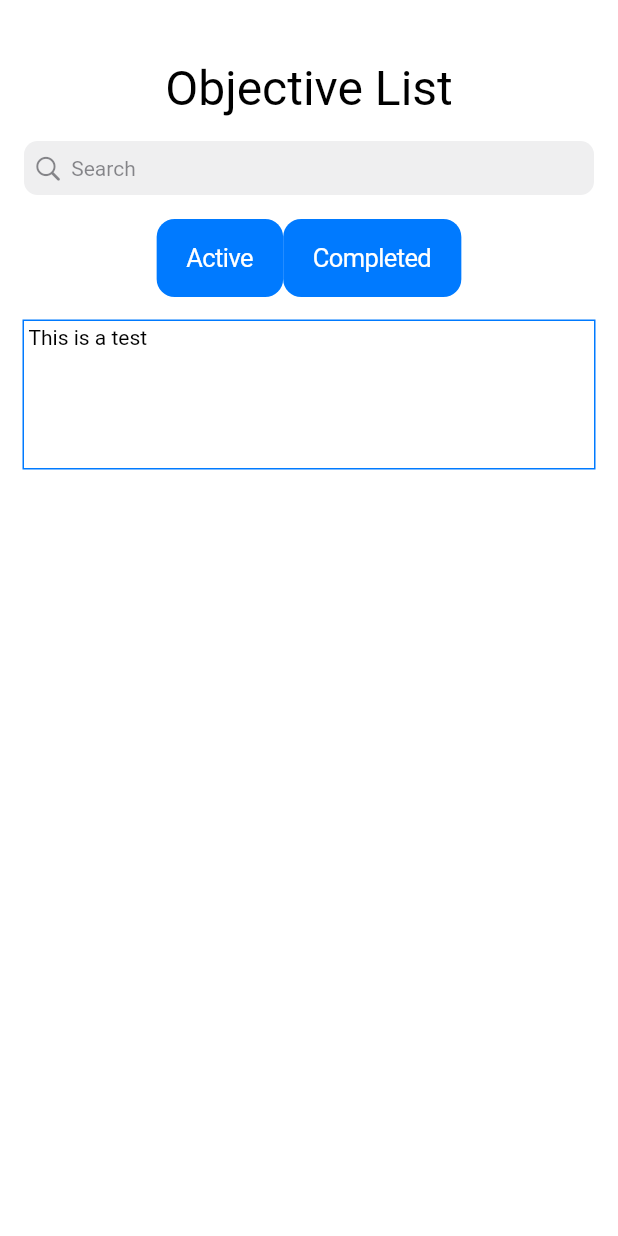
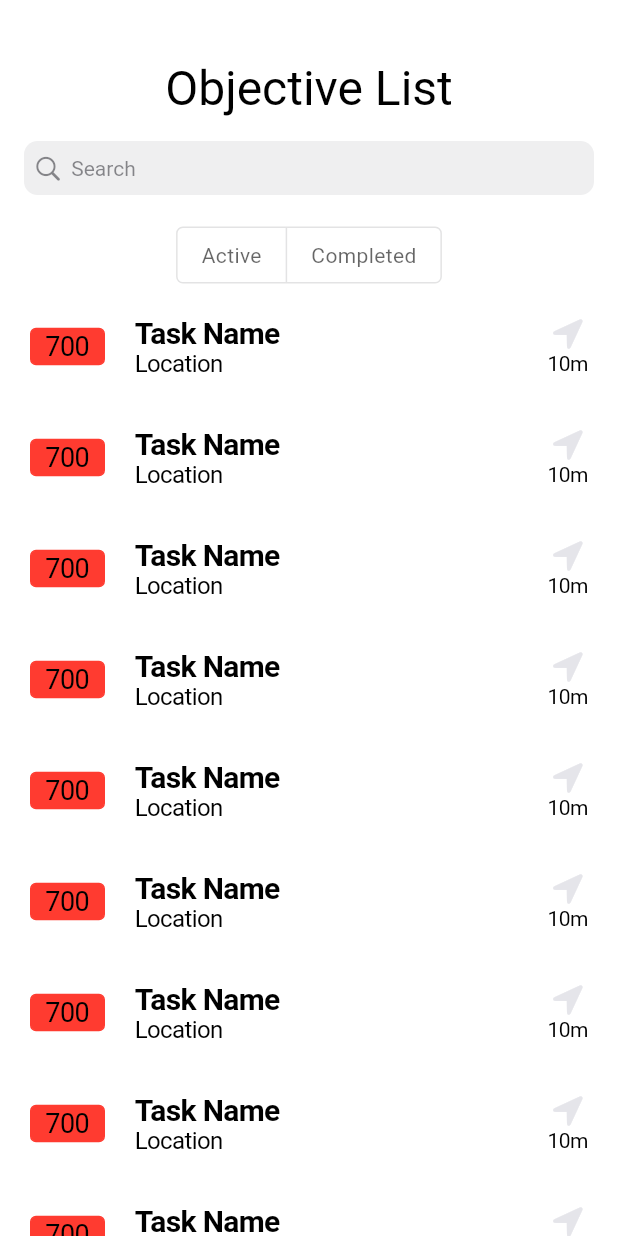
Before and after one commit to isaac-fletcher/orient-ar, a Flutter app: the screen it shows after launch, on a phone screen of 412 x 824 dp. Run offline on Flutter 3.47's test engine with Material 3 defaults, Android fonts, the phone set to English and light mode, and no system bars.

Commit message:
Updated screens.

```diff
--- /dev/null
+++ b/assets/data/tasks.json
@@ -0,0 +1,13 @@
+{
+    "tasks": {
+        "task1": {
+            "title": "Find Cooper Library",
+            "image": "img/cooper2.jpg",
+            "description": "Lorem ipsum dolor sit amet, consectetur adipiscing elit, sed do eiusmod tempor incididunt ut labore et dolore magna aliqua. Ut enim ad minim veniam, quis nostrud exercitation ullamco laboris nisi ut aliquip ex ea commodo consequat. Duis aute irure dolor in reprehenderit in voluptate velit esse cillum dolore eu fugiat nulla pariatur. Excepteur sint occaecat cupidatat non proident, sunt in culpa qui officia deserunt mollit anim id est laborum.",
+            "location": "116 Sigma Dr, Clemson, SC 29634"
+        },
+        "task2": {
+
+        },
+    }
+}
--- a/lib/main.dart
+++ b/lib/main.dart
@@ -1,7 +1,7 @@
 import 'package:flutter/cupertino.dart';
 import 'package:flutter/widgets.dart';
-import 'selected-objective.dart';
-import 'objective-view.dart';
+import 'screens/selected-task.dart';
+import 'screens/task-list.dart';
 
 void main() {
   runApp(const MainApp());
@@ -23,7 +23,7 @@ class MainApp extends StatelessWidget {
               )
         ),
       ),
-      home: ObjectiveView(),
+      home: TaskList(),
     )
     ;
   }
--- a/lib/objective-view.dart
+++ /dev/null
@@ -1,97 +0,0 @@
-import 'package:flutter/cupertino.dart';
-import 'package:flutter/material.dart';
-import 'package:flutter/widgets.dart';
-
-class ObjectiveView extends StatefulWidget {
-  const ObjectiveView({super.key});
-
-  @override
-  State<ObjectiveView> createState() => _ObjectiveViewState();
-}
-
-class _ObjectiveViewState extends State<ObjectiveView> {
-
-  late TextEditingController textController;
-
-  @override
-  void initState() {
-    super.initState();
-    textController = TextEditingController(text: '');
-  }
-
-  @override
-  void dispose() {
-    textController.dispose();
-    super.dispose();
-  }
-
-  @override
-  Widget build(BuildContext context) {
-    return (CupertinoPageScaffold(
-      child: Column(
-        mainAxisAlignment: MainAxisAlignment.start,
-        children: <Widget>[
-          Container (
-            padding: const EdgeInsets.only(top: 40.0),
-            alignment: Alignment.topCenter,
-            child: const Text(
-              "Objective List",
-              style: TextStyle (
-                    fontSize: 32,
-                    color: CupertinoColors.black,
-              )
-            )
-          ),
-          Container(
-            alignment: Alignment.topCenter,
-            child: Padding(
-              padding: const EdgeInsets.all(16.0),
-              child: CupertinoSearchTextField(
-                controller: textController,
-                placeholder: 'Search',
-              ),
-            ),
-          ),
-          Row(
-            mainAxisAlignment: MainAxisAlignment.center,
-            children: [
-              CupertinoButton.filled(
-                onPressed: () {},
-                child: const Text("Active"),
-              ),
-              CupertinoButton.filled(
-                onPressed: () {},
-                child: const Text("Completed"),
-              )
-            ],
-            ),
-            ListView(
-              shrinkWrap: true,
-              children: [
-                Container(
-                  height: 100,
-                  width: double.infinity,
-                  alignment: Alignment.topCenter,
-                  margin: const EdgeInsets.all(15.0),
-                  padding: const EdgeInsets.all(3.0),
-                  decoration: BoxDecoration(
-                    border: Border.all(color: CupertinoColors.activeBlue),
-                  ),
-                  child: const Row(
-                    mainAxisAlignment: MainAxisAlignment.start,
-                    children: [
-                      Text("This\t"),
-                      Text("is\t"),
-                      Text("a\t"),
-                      Text("test")
-                    ],
-                  )
-                )
-              ]
-            )
-        ],
-      ),
-    )
-    );
-  }
-}
--- a/lib/selected-objective.dart
+++ b/lib/screens/selected-task.dart
@@ -2,15 +2,8 @@ import 'package:flutter/cupertino.dart';
 import 'package:flutter/material.dart';
 import 'package:flutter/widgets.dart';
 
-class SelectedObject extends StatefulWidget {
-  const SelectedObject({super.key});
-
-  @override
-  State<SelectedObject> createState() => _SelectedObjectState();
-}
-
-class _SelectedObjectState extends State<SelectedObject> {
-  final ScrollController _posController = ScrollController();
+class SelectedTask extends StatelessWidget {
+  const SelectedTask({super.key});
 
   @override
   Widget build(BuildContext context) {
@@ -33,22 +26,35 @@ class _SelectedObjectState extends State<SelectedObject> {
                     )
                 )
             ),
-            child: const Center(
+            child: Column(
+              mainAxisAlignment: MainAxisAlignment.start,
+              children: <Widget>[
+                Align(
+                  alignment: Alignment.topLeft,
+                  child: IconButton(
+                    icon: const Icon(CupertinoIcons.back, size: 30),
+                    color: CupertinoColors.black,
+                    onPressed: () {
+                      // go back to previous page
+                      Navigator.pop(context);
+                    },
+                  ),
+                ),
+                const Align(
+                  alignment: Alignment.center,
                   child: Text(
                     'Find Cooper Library',
-                textDirection: TextDirection.ltr,
                     style: TextStyle (
                       fontSize: 32,
                       color: CupertinoColors.white,
                     )
                   ),
                 ),
+              ]
+            )
           ),
-          CupertinoScrollbar(
-            thumbVisibility: true,
-            controller: _posController,
+          Expanded(
             child: ListView(
-              controller: _posController,
               shrinkWrap: true,
               children: <Widget>[
                 Container(
@@ -58,7 +64,6 @@ class _SelectedObjectState extends State<SelectedObject> {
                   margin: const EdgeInsets.all(20),
                   child: const Text(
                     'Lorem ipsum dolor sit amet, consectetur adipiscing elit, sed do eiusmod tempor incididunt ut labore et dolore magna aliqua. Ut enim ad minim veniam, quis nostrud exercitation ullamco laboris nisi ut aliquip ex ea commodo consequat. Duis aute irure dolor in reprehenderit in voluptate velit esse cillum dolore eu fugiat nulla pariatur. Excepteur sint occaecat cupidatat non proident, sunt in culpa qui officia deserunt mollit anim id est laborum.',
-                    textDirection: TextDirection.ltr,
                     style: TextStyle (
                       fontSize: 16,
                       color: CupertinoColors.black,
--- /dev/null
+++ b/lib/screens/task-list.dart
@@ -0,0 +1,106 @@
+import 'package:flutter/cupertino.dart';
+import 'package:flutter/material.dart';
+import 'package:flutter/widgets.dart';
+import '../widgets/task-card.dart';
+
+class TaskList extends StatefulWidget {
+  const TaskList({super.key});
+
+  @override
+  State<TaskList> createState() => _TaskListState();
+}
+
+class _TaskListState extends State<TaskList> {
+
+  late TextEditingController textController;
+  final isSelected = <bool>[false,false];
+
+  @override
+  void initState() {
+    super.initState();
+    textController = TextEditingController(text: '');
+  }
+
+  @override
+  void dispose() {
+    textController.dispose();
+    super.dispose();
+  }
+
+  @override
+  Widget build(BuildContext context) {
+    return (CupertinoPageScaffold(
+      child: Column(
+        mainAxisAlignment: MainAxisAlignment.start,
+        children: <Widget>[
+          Container (
+            padding: const EdgeInsets.only(top: 40.0),
+            alignment: Alignment.topCenter,
+            child: const Text(
+              "Objective List",
+              style: TextStyle (
+                fontSize: 32,
+                color: CupertinoColors.black,
+              )
+            )
+          ),
+          Container(
+            alignment: Alignment.topCenter,
+            child: Padding(
+              padding: const EdgeInsets.all(16.0),
+              child: CupertinoSearchTextField(
+                controller: textController,
+                placeholder: 'Search',
+              ),
+            ),
+          ),
+          Row(
+            mainAxisAlignment: MainAxisAlignment.center,
+            children: [
+              ToggleButtons(
+                color: Colors.black.withOpacity(0.60),
+                selectedColor: CupertinoColors.activeBlue,
+                selectedBorderColor: CupertinoColors.activeBlue,
+                fillColor: CupertinoColors.activeBlue.withOpacity(0.08),
+                splashColor: CupertinoColors.activeBlue.withOpacity(0.12),
+                hoverColor: CupertinoColors.activeBlue.withOpacity(0.04),
+                borderRadius: BorderRadius.circular(4.0),
+                constraints: const BoxConstraints(minHeight: 36.0, minWidth: 20.0),
+                isSelected: isSelected,
+                onPressed: (index) {
+                    // Respond to button selection
+                    setState(() {
+                        isSelected.fillRange(0, isSelected.length, false);
+                        isSelected[index] = true;
+                    });
+                },
+                children: const [
+                    Padding(
+                        padding: EdgeInsets.symmetric(horizontal: 16.0),
+                        child: Text('Active'),
+                    ),
+                    Padding(
+                        padding: EdgeInsets.symmetric(horizontal: 16.0),
+                        child: Text('Completed'),
+                    ),
+                ],
+              )
+            ],
+          ),
+          Expanded(
+            child: CupertinoScrollbar(
+              child: SingleChildScrollView(
+              child: Column(
+                children: List.generate(100, (index) {
+                  return const TaskCard();
+                })
+              ),
+            ),
+            ),
+          ),
+        ],
+      ),
+    )
+    );
+  }
+}
--- /dev/null
+++ b/lib/widgets/task-card.dart
@@ -0,0 +1,63 @@
+import 'package:flutter/cupertino.dart';
+import 'package:flutter/widgets.dart';
+import '../screens/selected-task.dart';
+
+class TaskCard extends StatelessWidget {
+  const TaskCard({super.key});
+
+  @override
+  Widget build(BuildContext context) {
+    return CupertinoButton(
+      onPressed: () {
+        Navigator.push(
+          context,
+          CupertinoPageRoute(builder: (context) => const SelectedTask())
+        );
+
+      },
+      padding: const EdgeInsets.symmetric(horizontal: 20, vertical: 16),
+      alignment: Alignment.centerLeft,
+      child: Row(
+        mainAxisAlignment: MainAxisAlignment.start,
+        crossAxisAlignment: CrossAxisAlignment.center,
+        children: [
+          Container(
+            width: 50,
+            height: 25,
+            decoration: BoxDecoration(
+              color: CupertinoColors.systemRed,
+              border: Border.all(
+                color: CupertinoColors.systemRed,
+              ),
+            borderRadius: BorderRadius.circular(4.0),
+            ),
+            child: const Center(
+              child: Text('700', style: TextStyle(fontSize: 18.0, color: CupertinoColors.black))
+            ),
+          ),
+          const Padding(padding: EdgeInsetsDirectional.only(end: 20.0)),
+          const Column(
+            crossAxisAlignment: CrossAxisAlignment.start,
+            mainAxisAlignment: MainAxisAlignment.start,
+            children: [
+              Text('Task Name', style: TextStyle(fontSize: 20.0, fontWeight: FontWeight.bold, color:CupertinoColors.black)),
+              Text('Location', style: TextStyle(fontSize: 16.0, color:CupertinoColors.black)),
+            ],
+          ),
+          const Spacer(),
+          const Column(
+            crossAxisAlignment: CrossAxisAlignment.center,
+            children: [
+              Icon(
+                CupertinoIcons.location_fill,
+                color: CupertinoColors.lightBackgroundGray,
+                size: 23.0,
+              ),
+              Text('10m', style: TextStyle(fontSize: 14.0, color:CupertinoColors.black)),
+            ],
+          )
+          ],
+      ),
+    );
+  }
+}
--- a/pubspec.yaml
+++ b/pubspec.yaml
@@ -9,6 +9,7 @@ environment:
 dependencies:
   flutter:
     sdk: flutter
+  cupertino_icons: ^1.0.6
 
 dev_dependencies:
   flutter_test:
```
Also changed, not shown: pubspec.lock. Lines whose indentation alone changed are shown as unchanged.
